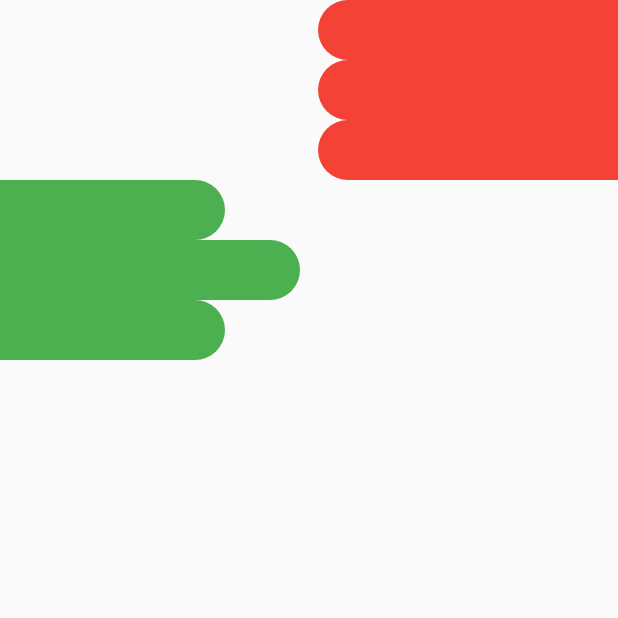
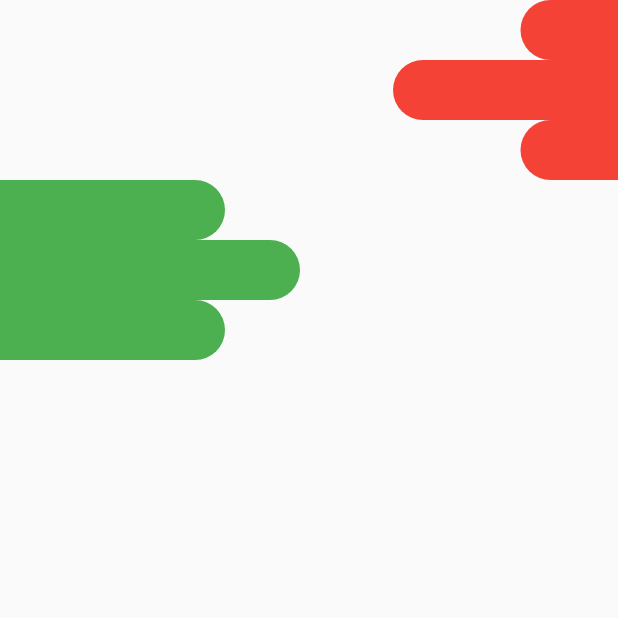
Before and after one commit to mehrdadmoradi001/Calculate-BMI, a Flutter app: the screen it shows after launch, on a phone screen of 412 x 824 dp, the top half of it. Run offline on Flutter 3.47's test engine with Material 2 defaults, Android fonts, the phone set to English and light mode, and no system bars.

Commit message:
1- change in Dart file left $ right 2- create constant directory and create constants.dart for  constants variable

```diff
--- a/lib/main.dart
+++ b/lib/main.dart
@@ -17,9 +17,9 @@ class Application extends StatelessWidget {
         body: SafeArea(
           child: Column(
             children: [
-              RightShape(),
-              RightShape(),
-              RightShape(),
+              RightShape(width: 65),
+              RightShape(width: 150),
+              RightShape(width: 65),
               LeftShape(width: 150,),
               LeftShape(width: 200),
               LeftShape(width: 150),
--- a/lib/widgets/left_shape_background.dart
+++ b/lib/widgets/left_shape_background.dart
@@ -1,8 +1,8 @@
 import 'package:flutter/material.dart';
 
 class LeftShape extends StatelessWidget {
-  final double? width;
-  const LeftShape({Key? key, this.width}) : super(key: key);
+  final double width;
+  const LeftShape({Key? key, this.width = 0}) : super(key: key);    //
 
   @override
   Widget build(BuildContext context) {
--- a/lib/widgets/right_shape_background.dart
+++ b/lib/widgets/right_shape_background.dart
@@ -1,14 +1,10 @@
 import 'package:flutter/material.dart';
 
-class RightShape extends StatelessWidget {
-  const RightShape({Key? key}) : super(key: key);
-
-  @override
-  Widget build(BuildContext context) {
+  Widget RightShape({required double? width}) {    //
     return Row(
       mainAxisAlignment: MainAxisAlignment.end,
       children: [Container(
-        width: 200.0,
+        width: width,
         height: 40.0,
         decoration: BoxDecoration(
           borderRadius: BorderRadius.only(
@@ -20,4 +16,3 @@ class RightShape extends StatelessWidget {
       ),],
     );
   }
-}
```
Also changed, not shown: lib/constants/constants.dart (added).
